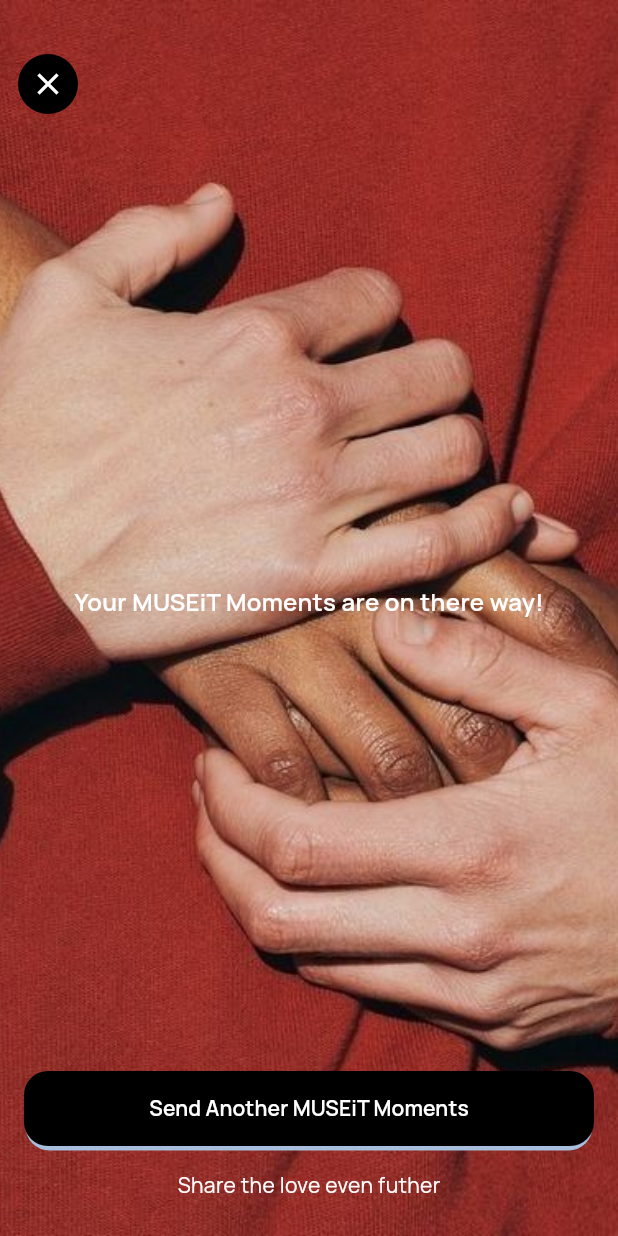
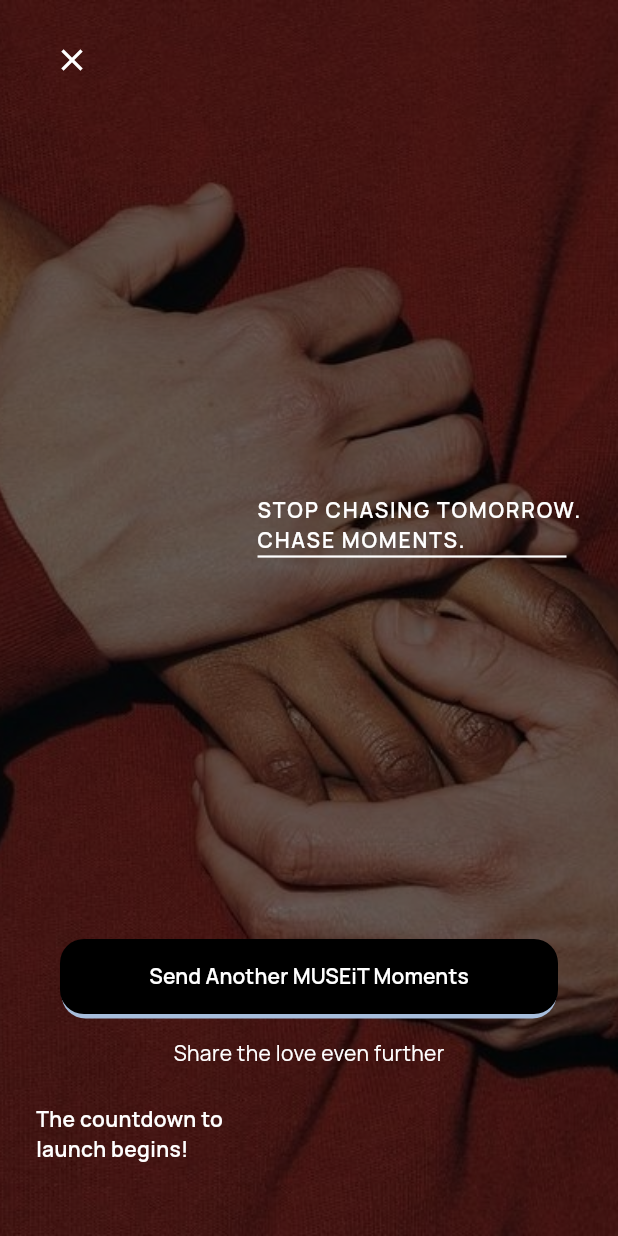
Before and after one commit to nexarsolutions/museit, a Flutter app: the ThankYouPage screen opened directly, on a phone screen of 412 x 824 dp. Run offline on Flutter 3.47's test engine with Material 3 defaults, Android fonts, the phone set to English and light mode, and no system bars; our stand-ins replace app_links, audioplayers, cached_network_image, carousel_slider, dotted_decoration, dropdown_button2 and 13 more; missing offline and left inert: audio_waveforms, flutter_sound, mailer, music_kit; accounts and stored records are empty.

Commit message:
updated thank you pae

```diff
--- a/lib/pages/sendBottombar/widget/thank_you_page.dart
+++ b/lib/pages/sendBottombar/widget/thank_you_page.dart
@@ -1,13 +1,10 @@
-import 'dart:ui';
-
 import 'package:flutter/material.dart';
 import 'package:get/get.dart';
 import 'package:musit/constants/text_styles.dart';
-import 'package:musit/pages/sendBottombar/controller/sender_bottom_bar_controller.dart';
+import 'package:share_plus/share_plus.dart';
 
-import '../../../../../globalModels/cart_model.dart';
-import '../../../../../widgets/custom_button.dart';
-import '../../../constants/colors.dart';
+import '../../../widgets/custom_button.dart';
+import '../controller/sender_bottom_bar_controller.dart';
 
 class ThankYouPage extends StatelessWidget {
   const ThankYouPage({
@@ -17,84 +14,154 @@
   @override
   Widget build(BuildContext context) {
     return Scaffold(
-      backgroundColor: whiteColor,
-      body: SafeArea(
-        bottom: true,
-        top: true,
-        child: Container(
-          width: Get.width,
-          height: Get.height,
-          decoration: BoxDecoration(
-            image: DecorationImage(
-              image: AssetImage("assets/images/thank_you_page.jpg"),
-              fit: BoxFit.fitHeight,
+      body: Stack(
+        children: [
+          /// BACKGROUND IMAGE
+          Positioned.fill(
+            child: Image.asset(
+              "assets/images/thank_you_page.jpg",
+              fit: BoxFit.cover,
             ),
           ),
-          padding: EdgeInsets.symmetric(vertical: 24),
+
+          /// DARK OVERLAY
+          Positioned.fill(
+            child: Container(
+              color: Colors.black.withOpacity(0.55),
+            ),
+          ),
+
+          /// CONTENT
+          SafeArea(
+            child: Padding(
+              padding: const EdgeInsets.symmetric(horizontal: 24, vertical: 16),
               child: Column(
-            mainAxisSize: MainAxisSize.max,
-            spacing: 16,
+                crossAxisAlignment: CrossAxisAlignment.start,
                 children: [
-              // Image.asset(
-              //   "assets/images/thank_you_page.jpeg",
-              //   fit: BoxFit.fitWidth,
-              //   width: double.infinity,
-              //   height: Get.height * 0.35,
-              // ),
+                  /// Close button
+                  Align(
+                    alignment: Alignment.topLeft,
+                    child: IconButton(
+                      padding: EdgeInsets.zero,
+                      constraints: const BoxConstraints(),
+                      icon: const Icon(
+                        Icons.close,
+                        color: Colors.white,
+                      ),
+                      onPressed: () => Navigator.of(context).pop(),
+                    ),
+                  ),
+
+                  const Spacer(),
+
+                  /// Center headline block
+                  Center(
+                    child: Column(
+                      mainAxisSize: MainAxisSize.min,
+                      children: [
+                        const SizedBox(height: 24),
+                        Container(
+                          width: double.infinity,
+                          alignment: Alignment.centerRight,
+                          child: Column(
+                            crossAxisAlignment: CrossAxisAlignment.start,
+                            children: [
+                              Text(
+                                "STOP CHASING TOMORROW.",
+                                textAlign: TextAlign.center,
+                                style: manRopeSemiBold.copyWith(
+                                  color: Colors.white,
+                                  fontSize: 14,
+                                  letterSpacing: 1.2,
+                                ),
+                              ),
+                              Container(
+                                child: Text(
+                                  "CHASE MOMENTS.",
+                                  textAlign: TextAlign.center,
+                                  style: manRopeSemiBold.copyWith(
+                                    color: Colors.white,
+                                    fontSize: 14,
+                                    letterSpacing: 1.2,
+                                  ),
+                                ),
+                              ),
+                              Container(
+                                width: MediaQuery.of(context).size.width * 0.5,
+                                height: 1.5,
+                                color: Colors.white,
+                              ),
+                            ],
+                          ),
+                        ),
+                        const SizedBox(height: 12),
+                      ],
+                    ),
+                  ),
+
+                  const Spacer(),
                   Padding(
-                padding: const EdgeInsets.all(8.0),
-                child: Align(
-                  alignment: AlignmentGeometry.topLeft,
-                  child: IconButton(
+                    padding: const EdgeInsets.symmetric(horizontal: 16),
+                    child: CustomButton(
+                      width: double.infinity,
                       onPressed: () {
                         Get.back();
+                        Get.find<SenderBottomBarController>()
+                            .selectedTab
+                            .value = 1;
                       },
-                      style: ButtonStyle(
-                        backgroundColor: WidgetStatePropertyAll(blackColor),
-                        foregroundColor: WidgetStatePropertyAll(whiteColor),
-                      ),
-                      icon: Icon(
-                        Icons.close,
-                      )),
+                      text: "Send Another MUSEiT Moments",
                     ),
                   ),
-              Spacer(),
-              SizedBox(
-                height: 24,
-              ),
-              Padding(
-                padding: EdgeInsets.only(left: 16, right: 16),
+                  const SizedBox(height: 16),
+                  GestureDetector(
+                    onTap: () {
+                      Share.share("""
+                      Share the love even further
+
+                      https://apps.apple.com/us/app/museit-life/id6754285575
+                      """);
+                    },
+                    child: Center(
                       child: Text(
-                  "Your MUSEiT Moments are on there way!",
-                  style: manRopeSemiBold.copyWith(color: whiteColor),
+                        "Share the love even further",
+                        style: manRope.copyWith(color: Colors.white),
                       ),
                     ),
-              SizedBox(
-                height: 24,
                   ),
-              Spacer(),
+                  const SizedBox(height: 24),
+
+                  /// Bottom‑left countdown text
                   Padding(
-                padding: EdgeInsets.only(left: 16, right: 16),
-                child: CustomButton(
-                    width: double.maxFinite,
-                    onPressed: () {
-                      Get.back();
-                      Get.find<SenderBottomBarController>().selectedTab.value =
-                          1;
-                    },
-                    text: "Send Another MUSEiT Moments"),
+                    padding: const EdgeInsets.only(bottom: 24),
+                    child: Column(
+                      crossAxisAlignment: CrossAxisAlignment.start,
+                      mainAxisSize: MainAxisSize.min,
+                      children: [
+                        Text(
+                          "The countdown to\nlaunch begins!",
+                          style: manRopeSemiBold.copyWith(
+                            color: Colors.white,
+                            fontSize: 14,
                           ),
-              Padding(
-                padding: EdgeInsets.only(left: 16, right: 16),
-                child: Text(
-                  "Share the love even futher",
-                  style: manRope.copyWith(color: whiteColor),
+                        ),
+                        const SizedBox(height: 8),
+                        // Text(
+                        //   "-10",
+                        //   style: manRopeSemiBold.copyWith(
+                        //     color: Colors.white,
+                        //     fontSize: 16,
+                        //   ),
+                        // ),
+                      ],
                     ),
                   ),
                 ],
               ),
             ),
           ),
+        ],
+      ),
     );
   }
 }
--- a/pubspec.yaml
+++ b/pubspec.yaml
@@ -77,6 +77,7 @@
   intl: any
   webview_flutter: any
   flutter_contacts: ^1.1.9+2
+  share_plus: ^12.0.1
 
 dev_dependencies:
   flutter_test:
```
Also changed, not shown: pubspec.lock, 5 other files. Lines whose indentation alone changed are shown as unchanged.
